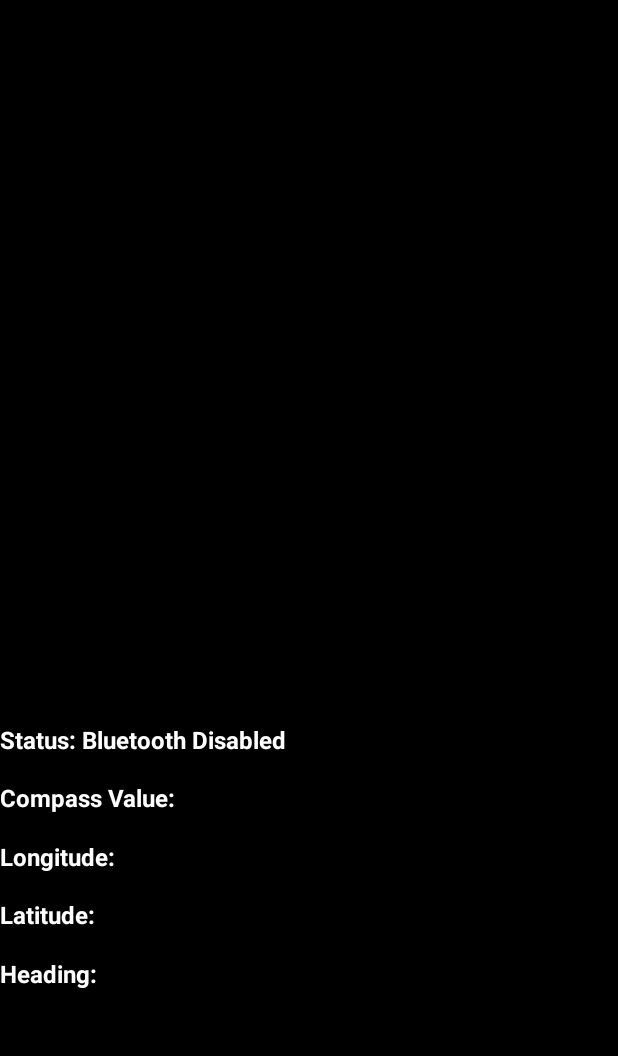
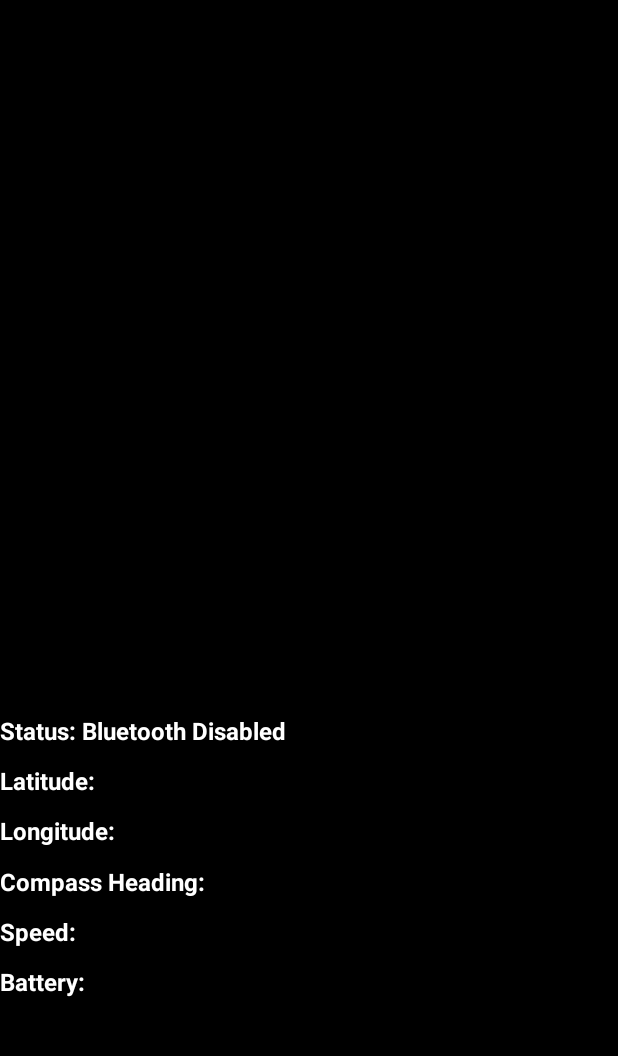
Before and after one commit to akhilcherukuri/canster_truck_application, an Android app: the MapsActivity screen opened directly, with no data from a screen before it, on a phone screen of 412 x 824 dp, the part 137-1193 px from its top. Run offline under Robolectric (Android 15) with nearby library versions, the phone set to English and light mode, and no system bars; 1 statement that could not run was skipped.

Commit message:
redesign completed prasing

```diff
--- a/app/src/main/res/layout/activity_maps.xml
+++ b/app/src/main/res/layout/activity_maps.xml
@@ -18,8 +18,7 @@
         app:layout_constraintStart_toStartOf="parent"
         app:layout_constraintTop_toTopOf="parent"
         app:layout_constraintVertical_bias="0.0"
-        tools:context=".MapsActivity"
-        tools:visibility="visible" />
+        tools:context=".MapsActivity" />
 
     <!--    <Button-->
     <!--        android:id="@+id/mapStartButton"-->
@@ -64,7 +63,7 @@
         android:textColorHint="#FFFFFF"
         android:textSize="16sp"
         android:textStyle="bold"
-        app:layout_constraintBottom_toTopOf="@+id/tV_mapCompass"
+        app:layout_constraintBottom_toTopOf="@+id/tV_mapLat"
         app:layout_constraintTop_toBottomOf="@+id/map" />
 
     <com.google.android.material.bottomnavigation.BottomNavigationView
@@ -91,8 +90,8 @@
         android:textColorHint="#FFFFFF"
         android:textSize="16sp"
         android:textStyle="bold"
-        app:layout_constraintBottom_toTopOf="@+id/tV_mapHeading"
-        app:layout_constraintTop_toBottomOf="@+id/tV_mapLng"
+        app:layout_constraintBottom_toTopOf="@+id/tV_mapLng"
+        app:layout_constraintTop_toBottomOf="@+id/mapStatus"
         tools:layout_editor_absoluteX="0dp" />
 
     <TextView
@@ -104,34 +103,47 @@
         android:textColorHint="#FFFFFF"
         android:textSize="16sp"
         android:textStyle="bold"
-        app:layout_constraintBottom_toTopOf="@+id/tV_mapLat"
-        app:layout_constraintTop_toBottomOf="@+id/tV_mapCompass"
-        tools:layout_editor_absoluteX="27dp" />
+        app:layout_constraintBottom_toTopOf="@+id/tV_mapCompass"
+        app:layout_constraintTop_toBottomOf="@+id/tV_mapLat"
+        tools:layout_editor_absoluteX="0dp" />
 
     <TextView
         android:id="@+id/tV_mapCompass"
         android:layout_width="match_parent"
         android:layout_height="wrap_content"
-        android:text="Compass Value:"
+        android:text="Compass Heading:"
         android:textColor="#FFFFFF"
         android:textColorHint="#FFFFFF"
         android:textSize="16sp"
         android:textStyle="bold"
-        app:layout_constraintBottom_toTopOf="@+id/tV_mapLng"
-        app:layout_constraintTop_toBottomOf="@+id/mapStatus"
-        tools:layout_editor_absoluteX="27dp" />
+        app:layout_constraintBottom_toTopOf="@+id/tV_mapHeading"
+        app:layout_constraintTop_toBottomOf="@+id/tV_mapLng"
+        tools:layout_editor_absoluteX="0dp" />
 
     <TextView
         android:id="@+id/tV_mapHeading"
         android:layout_width="match_parent"
         android:layout_height="wrap_content"
-        android:text="Heading:"
+        android:text="Speed:"
         android:textColor="#FFFFFF"
         android:textColorHint="#FFFFFF"
         android:textSize="16sp"
         android:textStyle="bold"
+        app:layout_constraintBottom_toTopOf="@+id/tV_Battery"
+        app:layout_constraintTop_toBottomOf="@+id/tV_mapCompass"
+        tools:layout_editor_absoluteX="0dp" />
+
+    <TextView
+        android:id="@+id/tV_Battery"
+        android:layout_width="match_parent"
+        android:layout_height="wrap_content"
+        android:text="Battery:"
+        android:textColor="#FFFFFF"
+        android:textColorLink="#FFFFFF"
+        android:textSize="16sp"
+        android:textStyle="bold"
         app:layout_constraintBottom_toTopOf="@+id/bottomNavBar"
-        app:layout_constraintTop_toBottomOf="@+id/tV_mapLat"
+        app:layout_constraintTop_toBottomOf="@+id/tV_mapHeading"
         tools:layout_editor_absoluteX="0dp" />
 
 
```
Also changed, not shown: app/src/main/java/com/cmpe243/canstertest/MapsActivity.java (+24 -2 lines).
